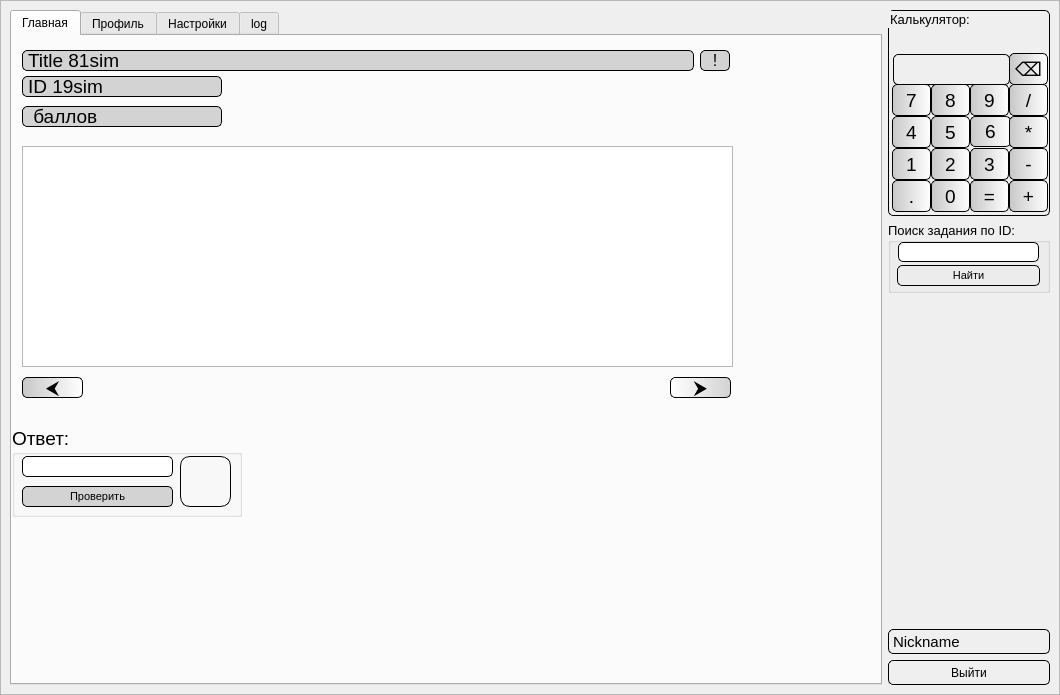
TereDom/MathBattle, file data/ui/client.ui: the form before one commit.
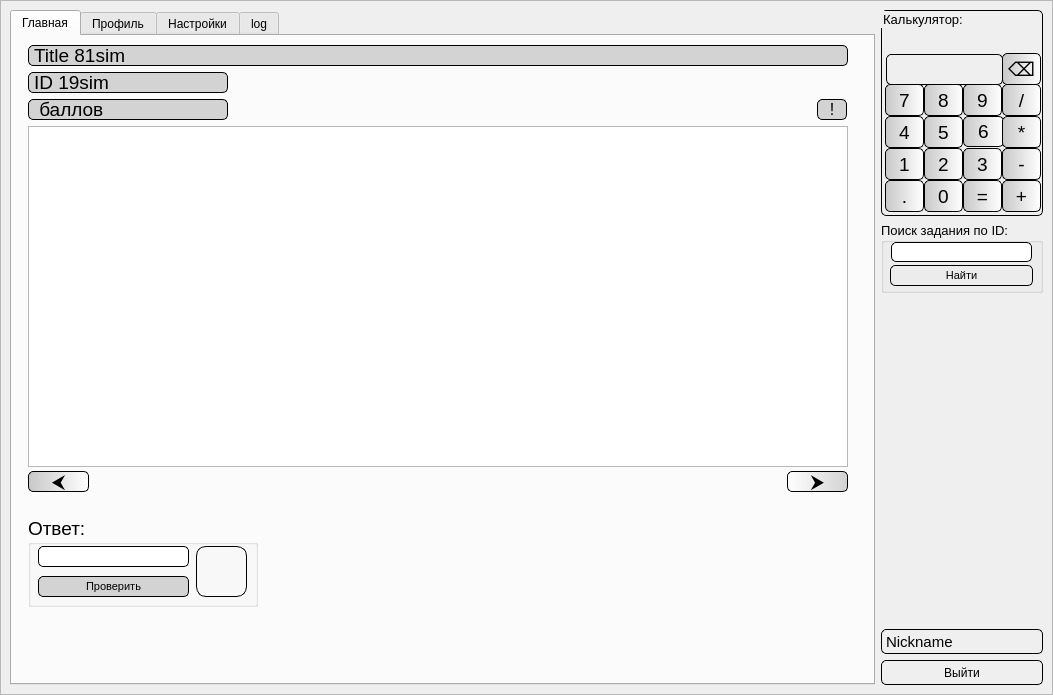
The form after the commit.

Commit message: Обновлён интерфейс, добавлены шаблоны регистрации и авторизации

```diff
--- a/data/ui/client.ui
+++ b/data/ui/client.ui
@@ -6,7 +6,7 @@
    <rect>
     <x>0</x>
     <y>0</y>
-    <width>1060</width>
+    <width>1053</width>
     <height>695</height>
    </rect>
   </property>
@@ -43,7 +43,7 @@
         <rect>
          <x>0</x>
          <y>0</y>
-         <width>1058</width>
+         <width>1051</width>
          <height>693</height>
         </rect>
        </property>
@@ -1000,8 +1000,8 @@
            <widget class="QLabel" name="labelID">
             <property name="geometry">
              <rect>
-              <x>10</x>
-              <y>40</y>
+              <x>16</x>
+              <y>36</y>
               <width>200</width>
               <height>21</height>
              </rect>
@@ -1070,8 +1070,8 @@
            <widget class="QLabel" name="ScoreLabel">
             <property name="geometry">
              <rect>
-              <x>10</x>
-              <y>70</y>
+              <x>16</x>
+              <y>63</y>
               <width>200</width>
               <height>21</height>
              </rect>
@@ -1139,8 +1139,8 @@
            <widget class="QGroupBox" name="groupBox_3">
             <property name="geometry">
              <rect>
-              <x>0</x>
-              <y>390</y>
+              <x>16</x>
+              <y>480</y>
               <width>230</width>
               <height>91</height>
              </rect>
@@ -1301,10 +1301,10 @@
             </property>
             <property name="geometry">
              <rect>
-              <x>10</x>
-              <y>110</y>
-              <width>711</width>
-              <height>221</height>
+              <x>16</x>
+              <y>90</y>
+              <width>820</width>
+              <height>341</height>
              </rect>
             </property>
             <property name="sizePolicy">
@@ -1315,8 +1315,8 @@
             </property>
             <property name="minimumSize">
              <size>
-              <width>711</width>
-              <height>221</height>
+              <width>820</width>
+              <height>341</height>
              </size>
             </property>
             <property name="maximumSize">
@@ -1339,79 +1339,15 @@
              <bool>false</bool>
             </property>
            </widget>
-           <widget class="QWidget" name="layoutWidget">
-            <property name="geometry">
-             <rect>
-              <x>10</x>
-              <y>10</y>
-              <width>708</width>
-              <height>29</height>
-             </rect>
-            </property>
-            <layout class="QGridLayout" name="gridLayout_7">
-             <item row="0" column="0">
-              <widget class="QLabel" name="labelTitle">
-               <property name="sizePolicy">
-                <sizepolicy hsizetype="Preferred" vsizetype="Preferred">
-                 <horstretch>0</horstretch>
-                 <verstretch>0</verstretch>
-                </sizepolicy>
-               </property>
-               <property name="minimumSize">
-                <size>
-                 <width>670</width>
-                 <height>21</height>
-                </size>
-               </property>
-               <property name="maximumSize">
-                <size>
-                 <width>680</width>
-                 <height>21</height>
-                </size>
-               </property>
-               <property name="sizeIncrement">
-                <size>
-                 <width>710</width>
-                 <height>21</height>
-                </size>
-               </property>
-               <property name="baseSize">
-                <size>
-                 <width>710</width>
-                 <height>21</height>
-                </size>
-               </property>
-               <property name="font">
-                <font>
-                 <pointsize>14</pointsize>
-                </font>
-               </property>
-               <property name="styleSheet">
-                <string notr="true">border: 1px solid black;
-border-radius: 5px;
-background-color: rgb(211, 211, 211);
-
-</string>
-               </property>
-               <property name="frameShape">
-                <enum>QFrame::Box</enum>
-               </property>
-               <property name="frameShadow">
-                <enum>QFrame::Raised</enum>
-               </property>
-               <property name="lineWidth">
-                <number>1</number>
-               </property>
-               <property name="midLineWidth">
-                <number>0</number>
-               </property>
-               <property name="text">
-                <string>Title 81sim</string>
-               </property>
-              </widget>
-             </item>
-             <item row="0" column="1">
               <widget class="QPushButton" name="pushButton">
+            <property name="geometry">
+             <rect>
+              <x>805</x>
+              <y>63</y>
+              <width>30</width>
+              <height>21</height>
+             </rect>
+            </property>
                <property name="maximumSize">
                 <size>
                  <width>30</width>
@@ -1435,42 +1371,30 @@
                 <string>!</string>
                </property>
               </widget>
-             </item>
-            </layout>
-           </widget>
-           <widget class="QWidget" name="layoutWidget">
+           <widget class="QLabel" name="labelTitle">
             <property name="geometry">
              <rect>
-              <x>10</x>
-              <y>340</y>
-              <width>711</width>
-              <height>23</height>
+              <x>16</x>
+              <y>9</y>
+              <width>820</width>
+              <height>21</height>
              </rect>
             </property>
-            <layout class="QHBoxLayout" name="horizontalLayout">
-             <property name="spacing">
-              <number>0</number>
-             </property>
-             <property name="sizeConstraint">
-              <enum>QLayout::SetNoConstraint</enum>
-             </property>
-             <item>
-              <widget class="QPushButton" name="ButtonPrevTask">
                <property name="sizePolicy">
-                <sizepolicy hsizetype="Minimum" vsizetype="Minimum">
+             <sizepolicy hsizetype="Preferred" vsizetype="Preferred">
                  <horstretch>0</horstretch>
                  <verstretch>0</verstretch>
                 </sizepolicy>
                </property>
                <property name="minimumSize">
                 <size>
-                 <width>61</width>
+              <width>820</width>
                  <height>21</height>
                 </size>
                </property>
                <property name="maximumSize">
                 <size>
-                 <width>61</width>
+              <width>680</width>
                  <height>21</height>
                 </size>
                </property>
@@ -1504,31 +1428,34 @@
                 <string notr="true">border: 1px solid black;
 border-radius: 5px;
 background-color: rgb(211, 211, 211);
-background-color: qlineargradient(spread:pad, x1:0, y1:0, x2:1, y2:0, stop:0 rgba(200, 200, 200, 255), stop:1 rgba(255, 255, 255, 255));</string>
+
+</string>
+            </property>
+            <property name="frameShape">
+             <enum>QFrame::Box</enum>
+            </property>
+            <property name="frameShadow">
+             <enum>QFrame::Raised</enum>
+            </property>
+            <property name="lineWidth">
+             <number>1</number>
+            </property>
+            <property name="midLineWidth">
+             <number>0</number>
                </property>
                <property name="text">
-                <string>⮜</string>
-               </property>
-              </widget>
-             </item>
-             <item>
-              <spacer name="horizontalSpacer">
-               <property name="orientation">
-                <enum>Qt::Horizontal</enum>
-               </property>
-               <property name="sizeType">
-                <enum>QSizePolicy::Fixed</enum>
-               </property>
-               <property name="sizeHint" stdset="0">
-                <size>
-                 <width>587</width>
-                 <height>20</height>
-                </size>
-               </property>
-              </spacer>
-             </item>
-             <item>
+             <string>Title 81sim</string>
+            </property>
+           </widget>
               <widget class="QPushButton" name="ButtonNextTask">
+            <property name="geometry">
+             <rect>
+              <x>775</x>
+              <y>435</y>
+              <width>61</width>
+              <height>21</height>
+             </rect>
+            </property>
                <property name="sizePolicy">
                 <sizepolicy hsizetype="Minimum" vsizetype="Minimum">
                  <horstretch>0</horstretch>
@@ -1583,8 +1510,68 @@
                 <string>⮞</string>
                </property>
               </widget>
-             </item>
-            </layout>
+           <widget class="QPushButton" name="ButtonPrevTask">
+            <property name="geometry">
+             <rect>
+              <x>16</x>
+              <y>435</y>
+              <width>61</width>
+              <height>21</height>
+             </rect>
+            </property>
+            <property name="sizePolicy">
+             <sizepolicy hsizetype="Minimum" vsizetype="Minimum">
+              <horstretch>0</horstretch>
+              <verstretch>0</verstretch>
+             </sizepolicy>
+            </property>
+            <property name="minimumSize">
+             <size>
+              <width>61</width>
+              <height>21</height>
+             </size>
+            </property>
+            <property name="maximumSize">
+             <size>
+              <width>61</width>
+              <height>21</height>
+             </size>
+            </property>
+            <property name="sizeIncrement">
+             <size>
+              <width>171</width>
+              <height>27</height>
+             </size>
+            </property>
+            <property name="baseSize">
+             <size>
+              <width>171</width>
+              <height>27</height>
+             </size>
+            </property>
+            <property name="font">
+             <font>
+              <pointsize>14</pointsize>
+             </font>
+            </property>
+            <property name="cursor">
+             <cursorShape>PointingHandCursor</cursorShape>
+            </property>
+            <property name="focusPolicy">
+             <enum>Qt::NoFocus</enum>
+            </property>
+            <property name="toolTip">
+             <string>Предидущая задача</string>
+            </property>
+            <property name="styleSheet">
+             <string notr="true">border: 1px solid black;
+border-radius: 5px;
+background-color: rgb(211, 211, 211);
+background-color: qlineargradient(spread:pad, x1:0, y1:0, x2:1, y2:0, stop:0 rgba(200, 200, 200, 255), stop:1 rgba(255, 255, 255, 255));</string>
+            </property>
+            <property name="text">
+             <string>⮜</string>
+            </property>
            </widget>
           </widget>
           <widget class="QWidget" name="ProfilePage">
```
Left out of the diff: 110 changed lines with no effect on the pictures. Lines whose indentation alone changed are shown as unchanged. The commit also changes 5 other files.
